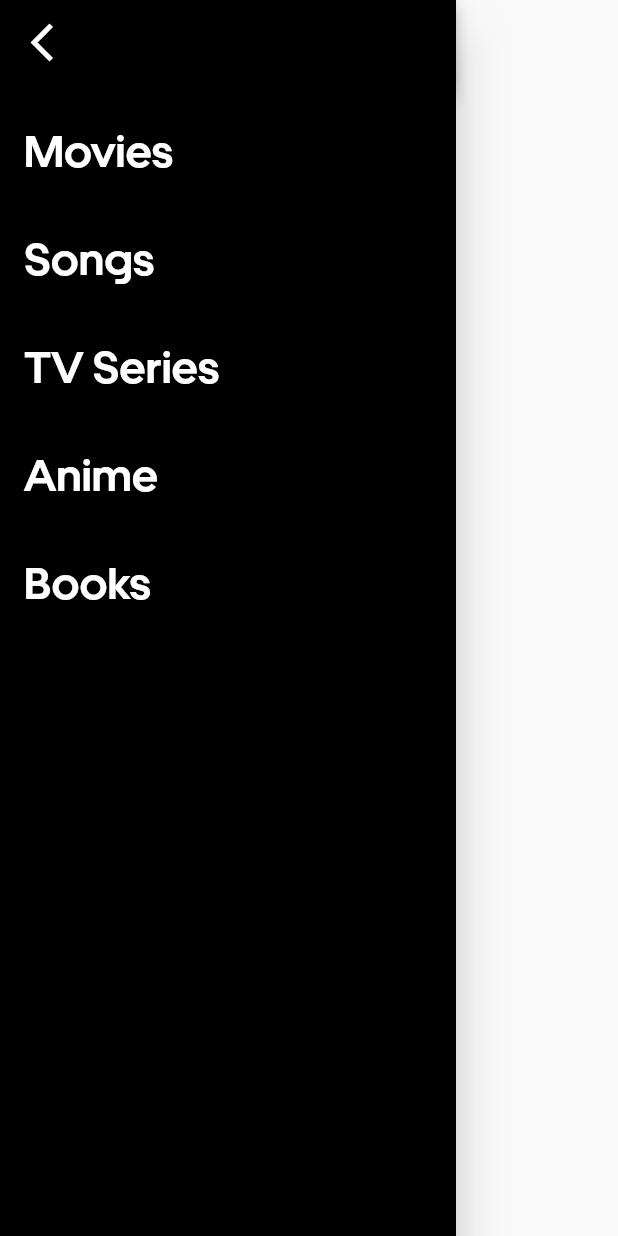
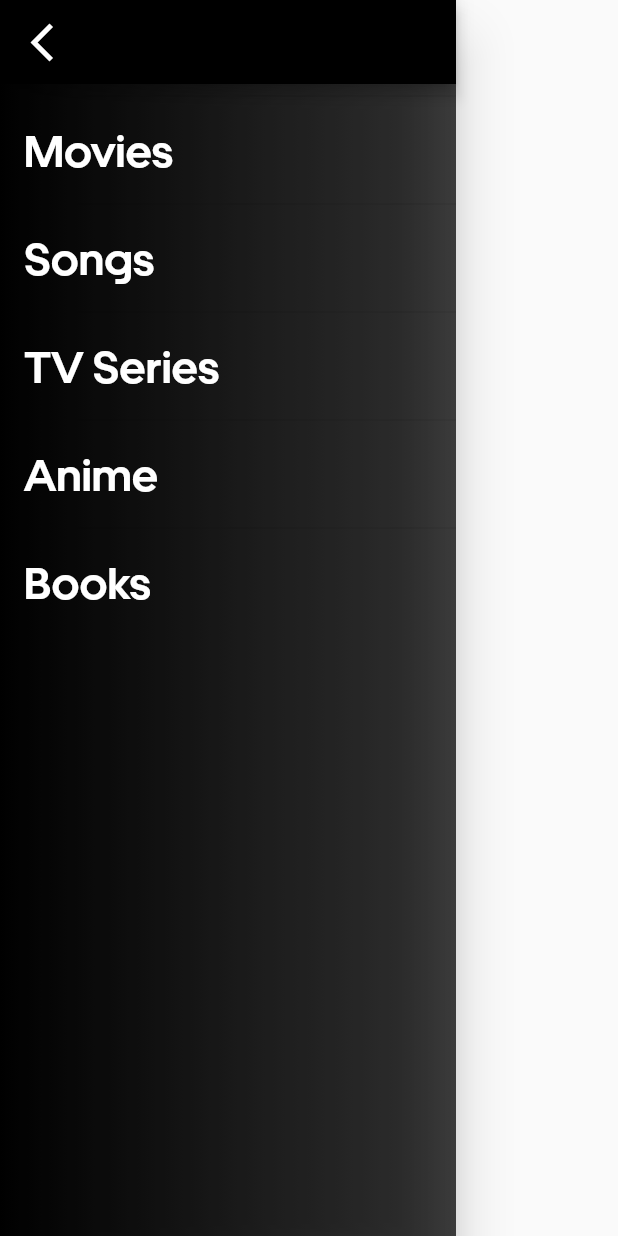
Before and after one commit to grc-04/bored, a Flutter app: the AppDrawer widget shown alone on an empty page, opened directly, on a phone screen of 412 x 824 dp. Run offline on Flutter 3.47's test engine with Material 2 defaults, Android fonts, the light colour scheme and no system bars; our stand-ins replace getwidget, lottie, sliding_sheet; missing offline and left inert: dart:ffi; network calls fail.

Commit message:
ui changes

```diff
--- a/lib/app_drawer.dart
+++ b/lib/app_drawer.dart
@@ -8,8 +8,19 @@ import 'package:flutter/material.dart';
 class AppDrawer extends StatelessWidget {
   @override
   Widget build(BuildContext context) {
-    return Drawer(
-      backgroundColor: Colors.black,
+    return Container(
+      decoration: BoxDecoration(
+          gradient: LinearGradient(
+              begin: const FractionalOffset(0.0, 0.0),
+              end: const FractionalOffset(1.0, 0.0),
+              stops: [0.0, 1.0],
+              tileMode: TileMode.clamp,
+              colors: [
+                Color.fromRGBO(0, 0, 0, 10),
+                Color.fromRGBO(67, 67, 67, 10)
+              ])),
+      child: Drawer(
+        backgroundColor: Colors.transparent,
         child: Column(
           children: <Widget>[
             AppBar(
@@ -91,6 +102,7 @@ class AppDrawer extends StatelessWidget {
             ),
           ],
         ),
+      ),
     );
   }
 }
```
Also changed, not shown: lib/homepage.dart (+14 -2 lines), lib/main.dart (+6 -1 lines). Lines whose indentation alone changed are shown as unchanged.
